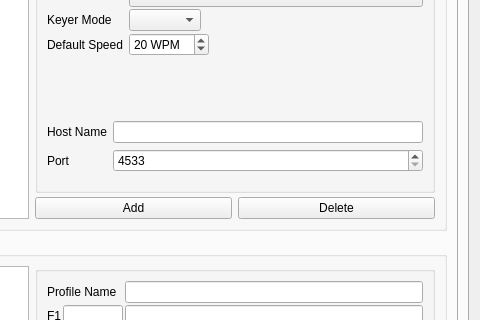
Before: the Qt Designer form ui/SettingsDialog.ui in k5mcd/QLog, drawn with Qt 5; both pictures show x 245 to 725 and y 164 to 484 of the 725 by 785 pixel window.
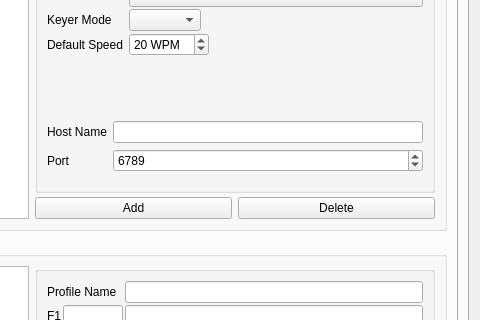
After: the same form once the commit is applied. The open tabs and pages were chosen to show the change. Icons and pictures are not drawn.

Patch:
```diff
--- a/ui/SettingsDialog.ui
+++ b/ui/SettingsDialog.ui
@@ -674,13 +674,13 @@
                         <string>HamLib does not support to change a destination port.</string>
                        </property>
                        <property name="minimum">
-                        <number>4533</number>
+                        <number>1024</number>
                        </property>
                        <property name="maximum">
                         <number>65535</number>
                        </property>
                        <property name="value">
-                        <number>4533</number>
+                        <number>6789</number>
                        </property>
                       </widget>
                      </item>
```
